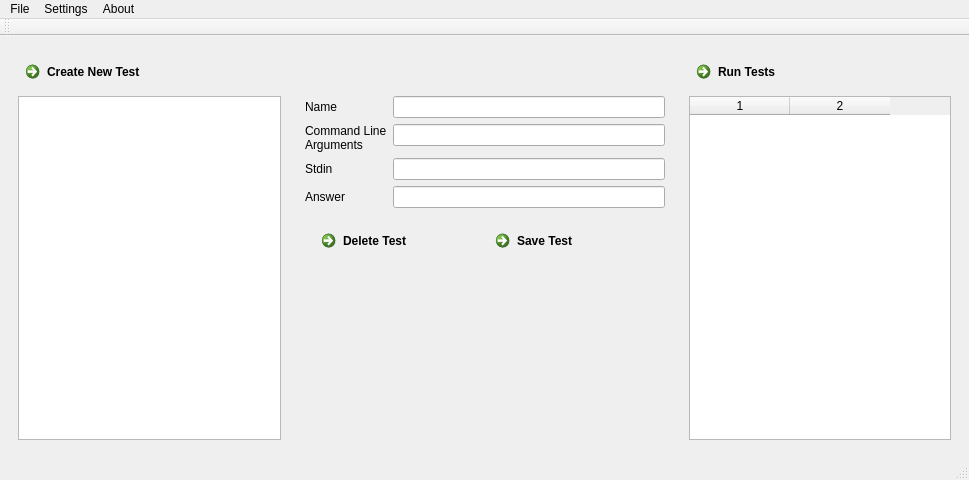
First picture: the form in BEETS/ui_elements/main_window.ui, repository stott531/BEETS, before the edit.
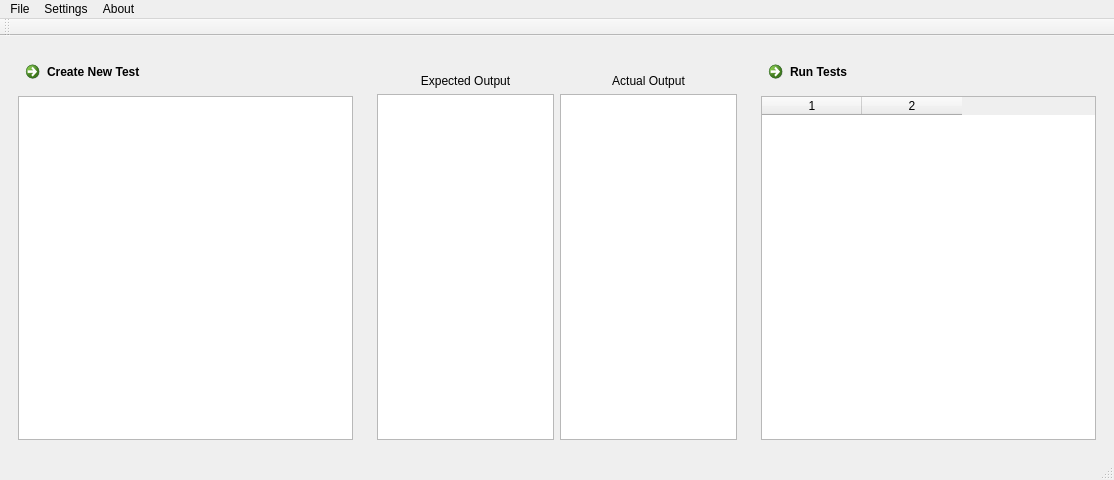
Second picture: the form after the edit. Icons and pictures are not drawn.

Diff of the .ui file:
```diff
--- a/BEETS/ui_elements/main_window.ui
+++ b/BEETS/ui_elements/main_window.ui
@@ -6,7 +6,7 @@
    <rect>
     <x>0</x>
     <y>0</y>
-    <width>969</width>
+    <width>1114</width>
     <height>480</height>
    </rect>
   </property>
@@ -82,7 +82,7 @@
        </sizepolicy>
       </property>
       <property name="currentIndex">
-       <number>1</number>
+       <number>3</number>
       </property>
       <widget class="QWidget" name="Welcome"/>
       <widget class="QWidget" name="editTest">
@@ -327,6 +327,60 @@
         </item>
        </layout>
       </widget>
+      <widget class="QWidget" name="showTestResult">
+       <layout class="QGridLayout" name="gridLayout">
+        <item row="1" column="0">
+         <widget class="QLabel" name="label">
+          <property name="text">
+           <string>Expected Output</string>
+          </property>
+          <property name="alignment">
+           <set>Qt::AlignCenter</set>
+          </property>
+         </widget>
+        </item>
+        <item row="2" column="0">
+         <widget class="QTextEdit" name="answerEdit">
+          <property name="readOnly">
+           <bool>true</bool>
+          </property>
+         </widget>
+        </item>
+        <item row="2" column="1">
+         <widget class="QTextEdit" name="stdoutEdit">
+          <property name="readOnly">
+           <bool>true</bool>
+          </property>
+         </widget>
+        </item>
+        <item row="1" column="1">
+         <widget class="QLabel" name="label_2">
+          <property name="text">
+           <string>Actual Output</string>
+          </property>
+          <property name="alignment">
+           <set>Qt::AlignCenter</set>
+          </property>
+         </widget>
+        </item>
+        <item row="0" column="0">
+         <spacer name="verticalSpacer_5">
+          <property name="orientation">
+           <enum>Qt::Vertical</enum>
+          </property>
+          <property name="sizeType">
+           <enum>QSizePolicy::Minimum</enum>
+          </property>
+          <property name="sizeHint" stdset="0">
+           <size>
+            <width>20</width>
+            <height>20</height>
+           </size>
+          </property>
+         </spacer>
+        </item>
+       </layout>
+      </widget>
      </widget>
     </item>
     <item>
@@ -374,7 +428,7 @@
     <rect>
      <x>0</x>
      <y>0</y>
-     <width>969</width>
+     <width>1114</width>
      <height>22</height>
     </rect>
    </property>
```
Left out of the diff: 28 changed lines with no effect on the pictures.
